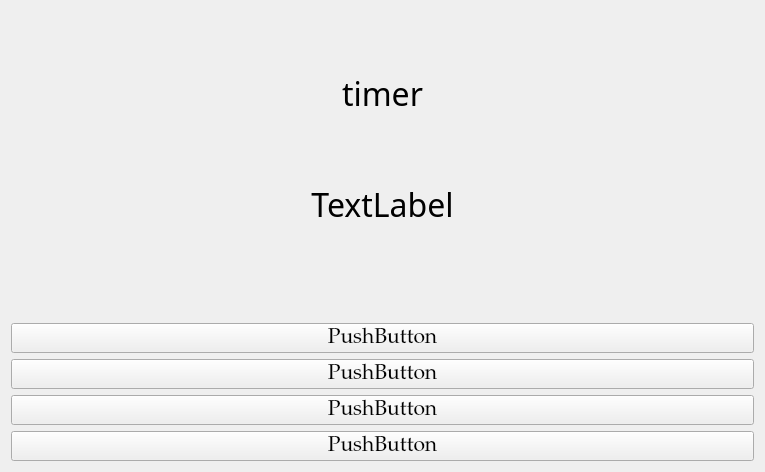
First picture: the form in Triviador/UI/forms/SugestionAnswer.ui, repository andonealexandru/Triviador, before the edit.
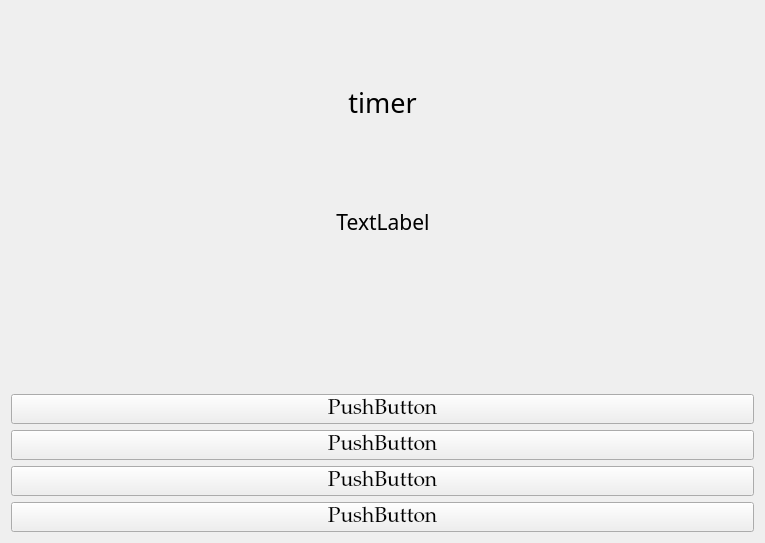
Second picture: the form after the edit.

```diff
--- a/Triviador/UI/forms/SugestionAnswer.ui
+++ b/Triviador/UI/forms/SugestionAnswer.ui
@@ -7,7 +7,7 @@
     <x>0</x>
     <y>0</y>
     <width>765</width>
-    <height>444</height>
+    <height>543</height>
    </rect>
   </property>
   <property name="windowTitle">
@@ -50,7 +50,7 @@
         <property name="font">
          <font>
           <family>MV Boli</family>
-          <pointsize>24</pointsize>
+          <pointsize>20</pointsize>
          </font>
         </property>
         <property name="text">
@@ -72,7 +72,25 @@
         <property name="sizeHint" stdset="0">
          <size>
           <width>20</width>
-          <height>60</height>
+          <height>50</height>
+         </size>
+        </property>
+       </spacer>
+      </item>
+      <item>
+       <layout class="QHBoxLayout" name="horizontalLayout">
+        <item>
+         <spacer name="horizontalSpacer_2">
+          <property name="orientation">
+           <enum>Qt::Horizontal</enum>
+          </property>
+          <property name="sizeType">
+           <enum>QSizePolicy::Expanding</enum>
+          </property>
+          <property name="sizeHint" stdset="0">
+           <size>
+            <width>90</width>
+            <height>20</height>
          </size>
         </property>
        </spacer>
@@ -82,7 +100,7 @@
         <property name="font">
          <font>
           <family>MV Boli</family>
-          <pointsize>24</pointsize>
+            <pointsize>16</pointsize>
          </font>
         </property>
         <property name="text">
@@ -91,7 +109,28 @@
         <property name="alignment">
          <set>Qt::AlignCenter</set>
         </property>
-       </widget>
+          <property name="wordWrap">
+           <bool>true</bool>
+          </property>
+         </widget>
+        </item>
+        <item>
+         <spacer name="horizontalSpacer">
+          <property name="orientation">
+           <enum>Qt::Horizontal</enum>
+          </property>
+          <property name="sizeType">
+           <enum>QSizePolicy::Expanding</enum>
+          </property>
+          <property name="sizeHint" stdset="0">
+           <size>
+            <width>90</width>
+            <height>20</height>
+           </size>
+          </property>
+         </spacer>
+        </item>
+       </layout>
       </item>
       <item>
        <spacer name="verticalSpacer_3">
@@ -104,7 +143,7 @@
         <property name="sizeHint" stdset="0">
          <size>
           <width>20</width>
-          <height>90</height>
+          <height>135</height>
          </size>
         </property>
        </spacer>
```
Lines whose indentation alone changed are shown as unchanged.
